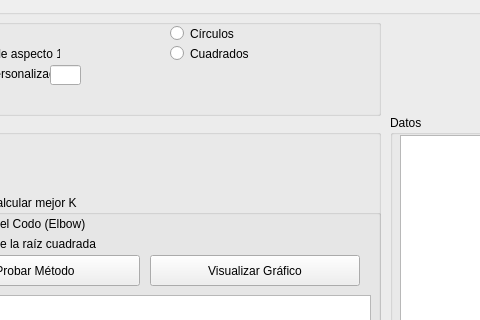
Qt form src/UI/QT_Main.ui (hectornauta/kavecinos) before a commit; both pictures show x 420 to 900 and y 131 to 451 of the 1280 by 720 pixel window.
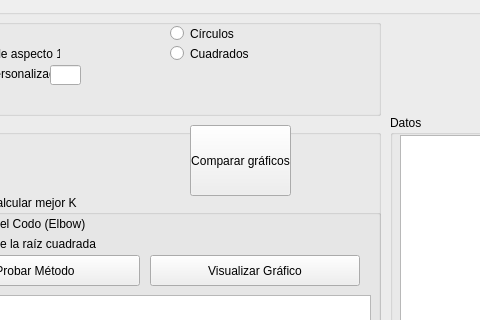
The same form after that commit.

Commit message:
Visualización de todos los gráficos a la vez
* Control de errores al testear un punto
* Resuelto bug del k+1
* 99% Done

The edit to the form file:
```diff
--- a/src/UI/QT_Main.ui
+++ b/src/UI/QT_Main.ui
@@ -427,6 +427,19 @@
        <number>99</number>
       </property>
      </widget>
+     <widget class="QPushButton" name="btnComparacion">
+      <property name="geometry">
+       <rect>
+        <x>590</x>
+        <y>10</y>
+        <width>101</width>
+        <height>71</height>
+       </rect>
+      </property>
+      <property name="text">
+       <string>Comparar gráficos</string>
+      </property>
+     </widget>
     </widget>
     <widget class="QLabel" name="labelElementos">
      <property name="geometry">
```
The commit also changes 8 other files.
